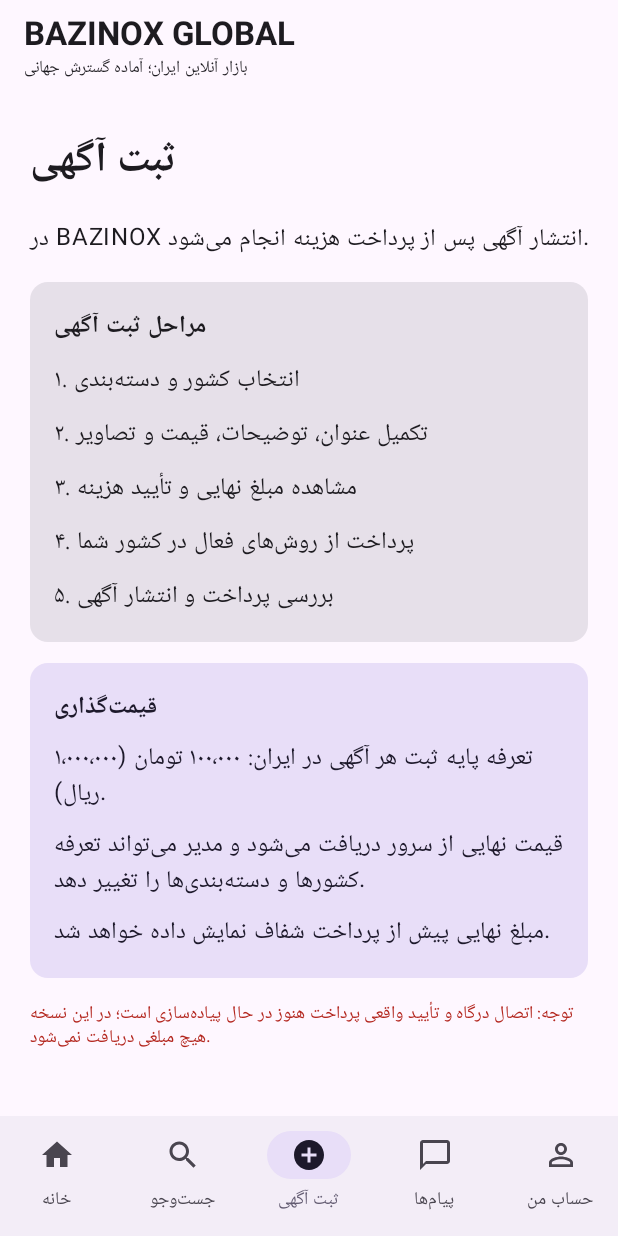
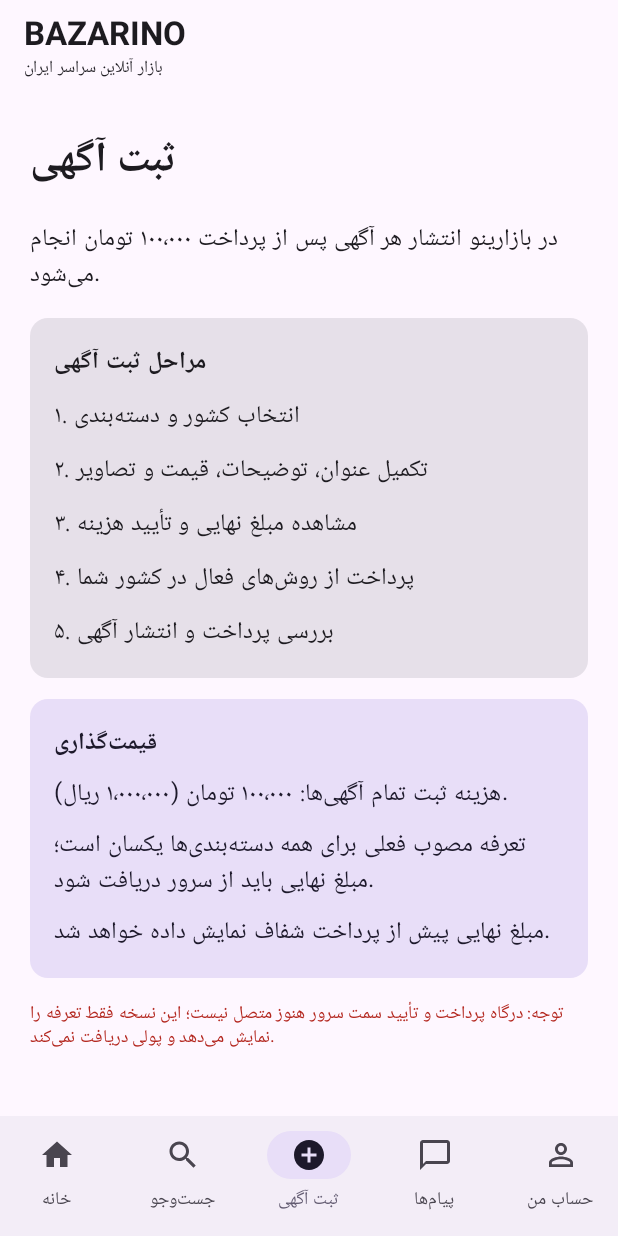
Before and after one commit to ajami6657-max/BAZINOX, an Android app built with Jetpack Compose: the screen it shows after launch (MainActivity), item 3 of the bottom bar chosen, on a phone screen of 412 x 824 dp. Run offline under Robolectric (Android 15) with nearby library versions, the phone set to English and light mode, and no system bars.

Commit message:
Apply BAZARINO brand and Iran revenue rules

```diff
--- a/app/src/main/java/com/bazinox/app/MainActivity.kt
+++ b/app/src/main/java/com/bazinox/app/MainActivity.kt
@@ -45,7 +45,7 @@ import androidx.compose.ui.unit.dp
 class MainActivity : ComponentActivity() {
     override fun onCreate(savedInstanceState: Bundle?) {
         super.onCreate(savedInstanceState)
-        setContent { BazinoxApp() }
+        setContent { BazarinoApp() }
     }
 }
 
@@ -66,7 +66,7 @@ private val categories = listOf(
 
 @OptIn(ExperimentalMaterial3Api::class)
 @Composable
-private fun BazinoxApp() {
+private fun BazarinoApp() {
     var selectedTab by remember { mutableIntStateOf(0) }
     val tabs = listOf("خانه", "جست‌وجو", "ثبت آگهی", "پیام‌ها", "حساب من")
     val icons = listOf(
@@ -83,9 +83,9 @@ private fun BazinoxApp() {
                 TopAppBar(
                     title = {
                         Column {
-                            Text("BAZINOX GLOBAL", fontWeight = FontWeight.Bold)
+                            Text("BAZARINO", fontWeight = FontWeight.Bold)
                             Text(
-                                "بازار آنلاین ایران؛ آماده گسترش جهانی",
+                                "بازار آنلاین سراسر ایران",
                                 style = MaterialTheme.typography.labelSmall
                             )
                         }
@@ -128,9 +128,20 @@ private fun HomeScreen(modifier: Modifier = Modifier) {
             modifier = Modifier.fillMaxWidth()
         ) {
             Column(Modifier.padding(16.dp), verticalArrangement = Arrangement.spacedBy(6.dp)) {
-                Text("به BAZINOX GLOBAL خوش آمدید", fontWeight = FontWeight.Bold)
-                Text("بازار آغازین: ایران | کشورها و شهرهای دیگر در مراحل بعدی اضافه می‌شوند.")
+                Text("به BAZARINO خوش آمدید", fontWeight = FontWeight.Bold)
+                Text("بازارینو؛ بازار خریدوفروش سراسر ایران.")
                 Text("محدوده شروع: ایران", style = MaterialTheme.typography.labelMedium)
+            }
+        }
+        Card(
+            modifier = Modifier.fillMaxWidth(),
+            colors = CardDefaults.cardColors(containerColor = MaterialTheme.colorScheme.secondaryContainer)
+        ) {
+            Column(Modifier.padding(14.dp), verticalArrangement = Arrangement.spacedBy(6.dp)) {
+                Text("تعرفه‌های بازارینو", fontWeight = FontWeight.Bold)
+                Text("ثبت هر آگهی: ۱۰۰٬۰۰۰ تومان")
+                Text("کارمزد معامله آنلاین: ۵٪ از مبلغ معامله موفق")
+                Text("کارمزد فقط پس از تکمیل موفق معامله محاسبه می‌شود.")
             }
         }
         Text("دسته‌بندی‌های بازار", style = MaterialTheme.typography.titleLarge, fontWeight = FontWeight.Bold)
@@ -163,7 +174,7 @@ private fun PaidListingScreen(modifier: Modifier = Modifier) {
         verticalArrangement = Arrangement.spacedBy(14.dp)
     ) {
         Text("ثبت آگهی", style = MaterialTheme.typography.headlineMedium, fontWeight = FontWeight.Bold)
-        Text("در BAZINOX انتشار آگهی پس از پرداخت هزینه انجام می‌شود.")
+        Text("در بازارینو انتشار هر آگهی پس از پرداخت ۱۰۰٬۰۰۰ تومان انجام می‌شود.")
         Card(modifier = Modifier.fillMaxWidth()) {
             Column(Modifier.padding(16.dp), verticalArrangement = Arrangement.spacedBy(8.dp)) {
                 Text("مراحل ثبت آگهی", fontWeight = FontWeight.Bold)
@@ -180,13 +191,13 @@ private fun PaidListingScreen(modifier: Modifier = Modifier) {
         ) {
             Column(Modifier.padding(16.dp), verticalArrangement = Arrangement.spacedBy(6.dp)) {
                 Text("قیمت‌گذاری", fontWeight = FontWeight.Bold)
-                Text("تعرفه پایه ثبت هر آگهی در ایران: ۱۰۰٬۰۰۰ تومان (۱٬۰۰۰٬۰۰۰ ریال).")
-                Text("قیمت نهایی از سرور دریافت می‌شود و مدیر می‌تواند تعرفه کشورها و دسته‌بندی‌ها را تغییر دهد.")
+                Text("هزینه ثبت تمام آگهی‌ها: ۱۰۰٬۰۰۰ تومان (۱٬۰۰۰٬۰۰۰ ریال).")
+                Text("تعرفه مصوب فعلی برای همه دسته‌بندی‌ها یکسان است؛ مبلغ نهایی باید از سرور دریافت شود.")
                 Text("مبلغ نهایی پیش از پرداخت شفاف نمایش داده خواهد شد.")
             }
         }
         Text(
-            "توجه: اتصال درگاه و تأیید واقعی پرداخت هنوز در حال پیاده‌سازی است؛ در این نسخه هیچ مبلغی دریافت نمی‌شود.",
+            "توجه: درگاه پرداخت و تأیید سمت سرور هنوز متصل نیست؛ این نسخه فقط تعرفه را نمایش می‌دهد و پولی دریافت نمی‌کند.",
             style = MaterialTheme.typography.bodySmall,
             color = MaterialTheme.colorScheme.error
         )
```
